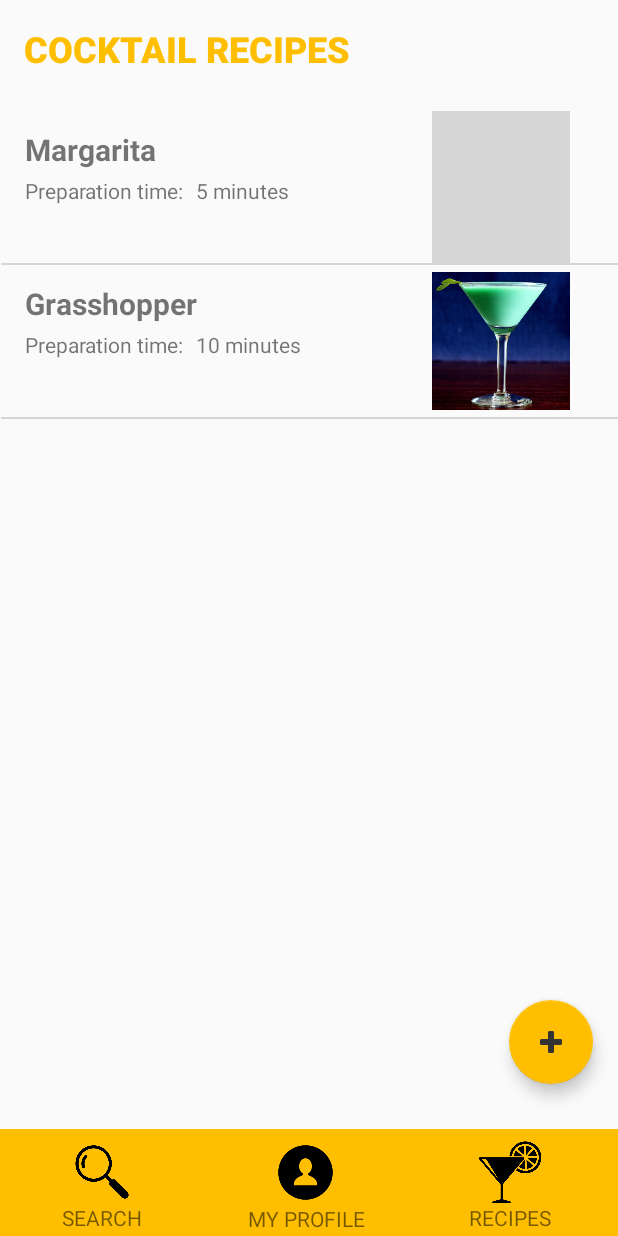
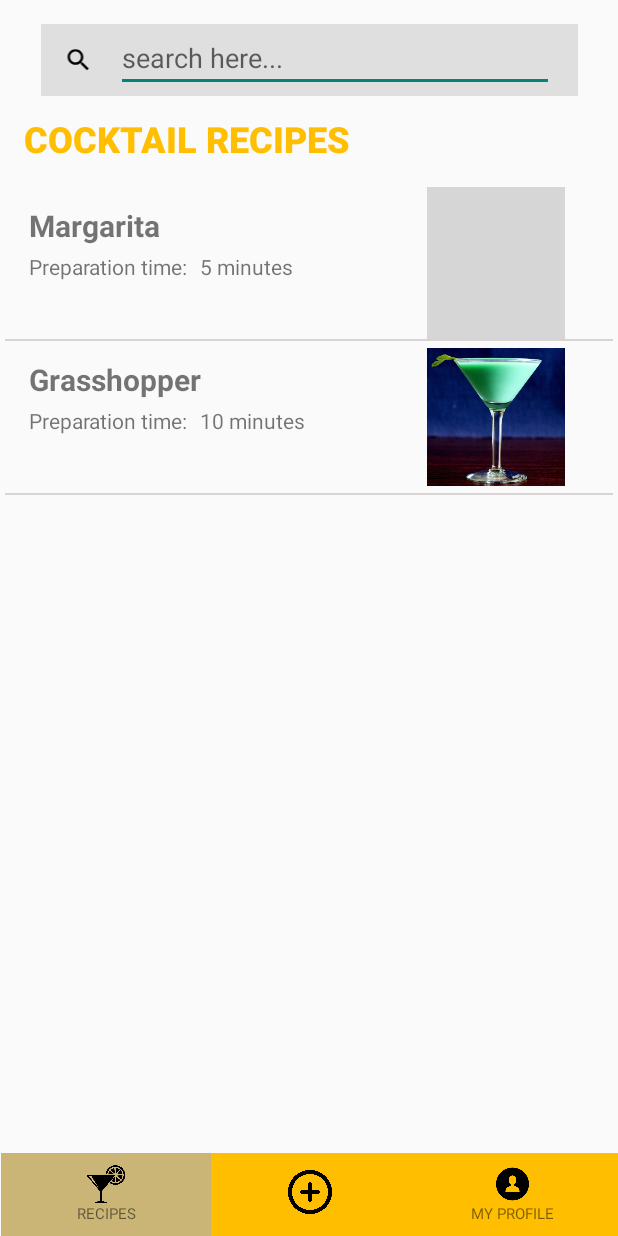
Before and after one commit to giologizt/clink_group19, an Android app: the RecipesActivity screen opened directly, with no data from a screen before it, on a phone screen of 412 x 824 dp. Run offline under Robolectric (Android 15) with nearby library versions, the phone set to English and light mode, and no system bars; grey boxes are pictures that could not be loaded.

Commit message:
improved bottom nav bar

```diff
--- a/Clink/app/src/main/java/com/mobdeve/group19/clink/ExpandActivity.java
+++ b/Clink/app/src/main/java/com/mobdeve/group19/clink/ExpandActivity.java
@@ -132,7 +132,7 @@ public class ExpandActivity extends AppCompatActivity {
     }
 
     public void Profile() {
-        this.llProfile = findViewById(R.id.profileLl_expand);
+        this.llProfile = findViewById(R.id.profileLl);
         this.llProfile.setOnClickListener(new View.OnClickListener() {
             @Override
             public void onClick(View v) {
@@ -144,7 +144,7 @@ public class ExpandActivity extends AppCompatActivity {
     }
 
     private void Recipes() {
-        this.llRecipes = findViewById(R.id.recipesLl_expand);
+        this.llRecipes = findViewById(R.id.recipesLl_search);
         this.llRecipes.setOnClickListener(new View.OnClickListener() {
             @Override
             public void onClick(View v) {
--- a/Clink/app/src/main/java/com/mobdeve/group19/clink/RecipesActivity.java
+++ b/Clink/app/src/main/java/com/mobdeve/group19/clink/RecipesActivity.java
@@ -17,7 +17,7 @@ import com.google.android.material.floatingactionbutton.FloatingActionButton;
 
 public class RecipesActivity extends AppCompatActivity {
 
-    private FloatingActionButton fabRecipe;
+    private LinearLayout fabRecipe;
     private LinearLayout llSearch;
     private LinearLayout llProfile;
     private RecyclerView recyclerView;
@@ -29,12 +29,12 @@ public class RecipesActivity extends AppCompatActivity {
         super.onCreate(savedInstanceState);
         setContentView(R.layout.activity_recipes);
 
-        this.fabRecipe = (FloatingActionButton) findViewById(R.id.addrecipeFab);
+        this.fabRecipe = findViewById(R.id.addrecipeFab);
         this.llProfile = findViewById(R.id.profileLl);
-        this.llSearch = findViewById(R.id.searchLl);
+        //this.llSearch = findViewById(R.id.searchLl);
 
         this.addRecipe();
-        this.Search();
+        //this.Search();
         this.Profile();
 
         this.recyclerView = findViewById(R.id.recipesRv);
@@ -66,16 +66,16 @@ public class RecipesActivity extends AppCompatActivity {
         });
     }
 
-    public void Search() {
-        this.llSearch.setOnClickListener(new View.OnClickListener() {
-            @Override
-            public void onClick(View v) {
-                Intent intent = new Intent (RecipesActivity.this, SearchActivity.class);
-
-                Launcher.launch(intent);
-            }
-        });
-    }
+//    public void Search() {
+//        this.llSearch.setOnClickListener(new View.OnClickListener() {
+//            @Override
+//            public void onClick(View v) {
+//                Intent intent = new Intent (RecipesActivity.this, SearchActivity.class);
+//
+//                Launcher.launch(intent);
+//            }
+//        });
+//    }
 
     public void Profile() {
         this.llProfile.setOnClickListener(new View.OnClickListener() {
--- a/Clink/app/src/main/res/layout/activity_expand.xml
+++ b/Clink/app/src/main/res/layout/activity_expand.xml
@@ -197,7 +197,7 @@
         </LinearLayout>
 
         <LinearLayout
-            android:id="@+id/profileLl_expand"
+            android:id="@+id/profileLl"
             android:layout_width="136dp"
             android:layout_height="match_parent"
             android:orientation="vertical">
@@ -219,7 +219,7 @@
         </LinearLayout>
 
         <LinearLayout
-            android:id="@+id/recipesLl_expand"
+            android:id="@+id/recipesLl_search"
             android:layout_width="136dp"
             android:layout_height="match_parent"
             android:orientation="vertical">
--- a/Clink/app/src/main/res/layout/activity_recipes.xml
+++ b/Clink/app/src/main/res/layout/activity_recipes.xml
@@ -6,34 +6,43 @@
     android:layout_height="match_parent"
     tools:context=".MainActivity">
 
-    <androidx.recyclerview.widget.RecyclerView
-        android:id="@+id/recipesRv"
-        android:layout_width="411dp"
-        android:layout_height="604dp"
-        android:layout_marginTop="25dp"
+    <LinearLayout
+        android:id="@+id/linearLayout3"
+        android:layout_width="358dp"
+        android:layout_height="48dp"
+        android:layout_marginTop="16dp"
+        android:background="#FFFFFF"
+        android:backgroundTint="#DFDFDF"
+        android:orientation="horizontal"
+        android:visibility="visible"
         app:layout_constraintEnd_toEndOf="parent"
         app:layout_constraintStart_toStartOf="parent"
-        app:layout_constraintTop_toBottomOf="@+id/cocktailrecipeTv" />
+        app:layout_constraintTop_toTopOf="parent">
 
-    <com.google.android.material.floatingactionbutton.FloatingActionButton
-        android:id="@+id/addrecipeFab"
-        android:layout_width="wrap_content"
-        android:layout_height="wrap_content"
-        android:clickable="true"
-        app:backgroundTint="@color/main"
-        app:layout_constraintBottom_toBottomOf="parent"
-        app:layout_constraintEnd_toEndOf="parent"
-        app:layout_constraintHorizontal_bias="0.954"
-        app:layout_constraintStart_toStartOf="parent"
-        app:layout_constraintTop_toTopOf="parent"
-        app:layout_constraintVertical_bias="0.868"
-        app:srcCompat="@drawable/add" />
+        <ImageView
+            android:id="@+id/imageView15"
+            android:layout_width="8dp"
+            android:layout_height="33dp"
+            android:layout_gravity="center_vertical"
+            android:layout_weight="1"
+            app:srcCompat="@drawable/find_foreground" />
+
+        <EditText
+            android:id="@+id/editTextTextPersonName5"
+            android:layout_width="250dp"
+            android:layout_height="wrap_content"
+            android:layout_marginEnd="16dp"
+            android:layout_weight="1"
+            android:ems="10"
+            android:hint="search here..."
+            android:inputType="textPersonName" />
+    </LinearLayout>
 
     <TextView
         android:id="@+id/cocktailrecipeTv"
         android:layout_width="wrap_content"
         android:layout_height="wrap_content"
-        android:layout_marginTop="16dp"
+        android:layout_marginTop="12dp"
         android:fontFamily="sans-serif-medium"
         android:text="Cocktail Recipes"
         android:textAllCaps="true"
@@ -42,53 +51,88 @@
         android:textStyle="bold"
         android:typeface="serif"
         app:layout_constraintEnd_toEndOf="parent"
-        app:layout_constraintHorizontal_bias="0.081"
+        app:layout_constraintHorizontal_bias="0.082"
         app:layout_constraintStart_toStartOf="parent"
-        app:layout_constraintTop_toTopOf="parent" />
+        app:layout_constraintTop_toBottomOf="@+id/linearLayout3" />
+
+    <androidx.recyclerview.widget.RecyclerView
+        android:id="@+id/recipesRv"
+        android:layout_width="405dp"
+        android:layout_height="472dp"
+        android:layout_marginTop="16dp"
+        app:layout_constraintEnd_toEndOf="parent"
+        app:layout_constraintStart_toStartOf="parent"
+        app:layout_constraintTop_toBottomOf="@+id/cocktailrecipeTv" />
 
     <LinearLayout
-        android:id="@+id/linearLayout5"
-        android:layout_width="0dp"
-        android:layout_height="71dp"
+        android:id="@+id/linearLayout6"
+        android:layout_width="411dp"
+        android:layout_height="55dp"
         android:background="@color/main"
         android:gravity="bottom"
         android:orientation="horizontal"
+        android:visibility="visible"
         app:layout_constraintBottom_toBottomOf="parent"
         app:layout_constraintEnd_toEndOf="parent"
         app:layout_constraintStart_toStartOf="parent">
 
         <LinearLayout
-            android:id="@+id/searchLl"
-            android:layout_width="136dp"
+            android:id="@+id/recipesLl"
+            android:layout_width="140dp"
+            android:layout_height="match_parent"
+            android:background="#CAB576"
+            android:orientation="vertical">
+
+            <ImageView
+                android:id="@+id/imageView3"
+                android:layout_width="match_parent"
+                android:layout_height="25dp"
+                android:layout_marginTop="8dp"
+                app:srcCompat="@drawable/cocktail" />
+
+            <TextView
+                android:id="@+id/cocktailTv"
+                android:layout_width="match_parent"
+                android:layout_height="wrap_content"
+                android:gravity="center"
+                android:text="RECIPES"
+                android:textSize="10sp" />
+        </LinearLayout>
+
+        <LinearLayout
+            android:id="@+id/addrecipeFab"
+            android:layout_width="132dp"
             android:layout_height="match_parent"
             android:orientation="vertical">
 
             <ImageView
                 android:id="@+id/imageView"
                 android:layout_width="104dp"
-                android:layout_height="41dp"
-                android:layout_gravity="center"
-                android:layout_marginTop="8dp"
-                app:srcCompat="@drawable/search" />
+                android:layout_height="32dp"
+                android:layout_gravity="clip_vertical|center_horizontal"
+                android:layout_marginTop="10dp"
+                app:srcCompat="@drawable/add2" />
 
             <TextView
                 android:id="@+id/searchTv"
                 android:layout_width="match_parent"
                 android:layout_height="wrap_content"
                 android:gravity="center"
-                android:text="SEARCH" />
+                android:text="SEARCH"
+                android:textSize="10sp"
+                android:visibility="gone" />
         </LinearLayout>
 
         <LinearLayout
             android:id="@+id/profileLl"
-            android:layout_width="136dp"
+            android:layout_width="138dp"
             android:layout_height="match_parent"
             android:orientation="vertical">
 
             <ImageView
                 android:id="@+id/imageView2"
                 android:layout_width="107dp"
-                android:layout_height="42dp"
+                android:layout_height="25dp"
                 android:layout_gravity="center"
                 android:layout_marginTop="8dp"
                 app:srcCompat="@drawable/profile" />
@@ -98,29 +142,10 @@
                 android:layout_width="match_parent"
                 android:layout_height="wrap_content"
                 android:gravity="center"
-                android:text="MY PROFILE" />
+                android:text="MY PROFILE"
+                android:textSize="10sp" />
         </LinearLayout>
 
-        <LinearLayout
-            android:id="@+id/recipesLl"
-            android:layout_width="136dp"
-            android:layout_height="match_parent"
-            android:orientation="vertical">
-
-            <ImageView
-                android:id="@+id/imageView3"
-                android:layout_width="match_parent"
-                android:layout_height="41dp"
-                android:layout_marginTop="8dp"
-                app:srcCompat="@drawable/cocktail" />
-
-            <TextView
-                android:id="@+id/cocktailTv"
-                android:layout_width="match_parent"
-                android:layout_height="wrap_content"
-                android:gravity="center"
-                android:text="RECIPES" />
-        </LinearLayout>
     </LinearLayout>
 
 </androidx.constraintlayout.widget.ConstraintLayout>
```
Also changed, not shown: Clink/app/src/main/java/com/mobdeve/group19/clink/SearchActivity.java (+15 -17 lines), Clink/app/src/main/res/layout/activity_search.xml (+41 -47 lines), Clink/app/src/main/res/drawable/add2.png (added).
